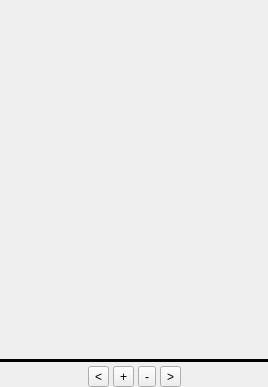
Qt form DesignerTool/src/WidgetAtlasManager.ui (GameOverture/HarmonyEngine) before a commit.
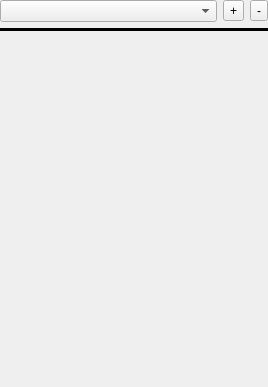
The same form after that commit. Icons and pictures are not drawn.

Commit message: Using a combo box to choose between Atlas Groups

```diff
--- a/DesignerTool/src/WidgetAtlasManager.ui
+++ b/DesignerTool/src/WidgetAtlasManager.ui
@@ -14,9 +14,6 @@
    <string>Form</string>
   </property>
   <layout class="QVBoxLayout" name="verticalLayout">
-   <property name="spacing">
-    <number>4</number>
-   </property>
    <property name="leftMargin">
     <number>0</number>
    </property>
@@ -29,50 +26,10 @@
    <property name="bottomMargin">
     <number>0</number>
    </property>
-   <item>
-    <widget class="QStackedWidget" name="atlasGroups">
-     <widget class="QWidget" name="page"/>
-     <widget class="QWidget" name="page_2"/>
-    </widget>
-   </item>
-   <item>
-    <widget class="Line" name="line">
-     <property name="frameShadow">
-      <enum>QFrame::Plain</enum>
-     </property>
-     <property name="lineWidth">
-      <number>5</number>
-     </property>
-     <property name="orientation">
-      <enum>Qt::Horizontal</enum>
-     </property>
-    </widget>
-   </item>
    <item>
     <layout class="QHBoxLayout" name="horizontalLayout">
      <item>
-      <spacer name="horizontalSpacer_2">
-       <property name="orientation">
-        <enum>Qt::Horizontal</enum>
-       </property>
-       <property name="sizeHint" stdset="0">
-        <size>
-         <width>40</width>
-         <height>20</height>
-        </size>
-       </property>
-      </spacer>
-     </item>
-     <item>
-      <widget class="QToolButton" name="btnPrevGroup">
-       <property name="text">
-        <string>&lt;</string>
-       </property>
-       <property name="icon">
-        <iconset resource="res/DesignerTool.qrc">
-         <normaloff>:/icons16x16/generic-left.png</normaloff>:/icons16x16/generic-left.png</iconset>
-       </property>
-      </widget>
+      <widget class="QComboBox" name="cmbAtlasGroups"/>
      </item>
      <item>
       <widget class="QToolButton" name="btnAddGroup">
@@ -96,32 +53,27 @@
        </property>
       </widget>
      </item>
-     <item>
-      <widget class="QToolButton" name="btnNextGroup">
-       <property name="text">
-        <string>&gt;</string>
-       </property>
-       <property name="icon">
-        <iconset resource="res/DesignerTool.qrc">
-         <normaloff>:/icons16x16/generic-right.png</normaloff>:/icons16x16/generic-right.png</iconset>
-       </property>
-      </widget>
-     </item>
-     <item>
-      <spacer name="horizontalSpacer_4">
-       <property name="orientation">
-        <enum>Qt::Horizontal</enum>
-       </property>
-       <property name="sizeHint" stdset="0">
-        <size>
-         <width>40</width>
-         <height>20</height>
-        </size>
-       </property>
-      </spacer>
-     </item>
     </layout>
    </item>
+   <item>
+    <widget class="Line" name="line">
+     <property name="frameShadow">
+      <enum>QFrame::Plain</enum>
+     </property>
+     <property name="lineWidth">
+      <number>5</number>
+     </property>
+     <property name="orientation">
+      <enum>Qt::Horizontal</enum>
+     </property>
+    </widget>
+   </item>
+   <item>
+    <widget class="QStackedWidget" name="atlasGroups">
+     <widget class="QWidget" name="page"/>
+     <widget class="QWidget" name="page_2"/>
+    </widget>
+   </item>
   </layout>
  </widget>
  <resources>
```
The commit also changes 10 other files.
